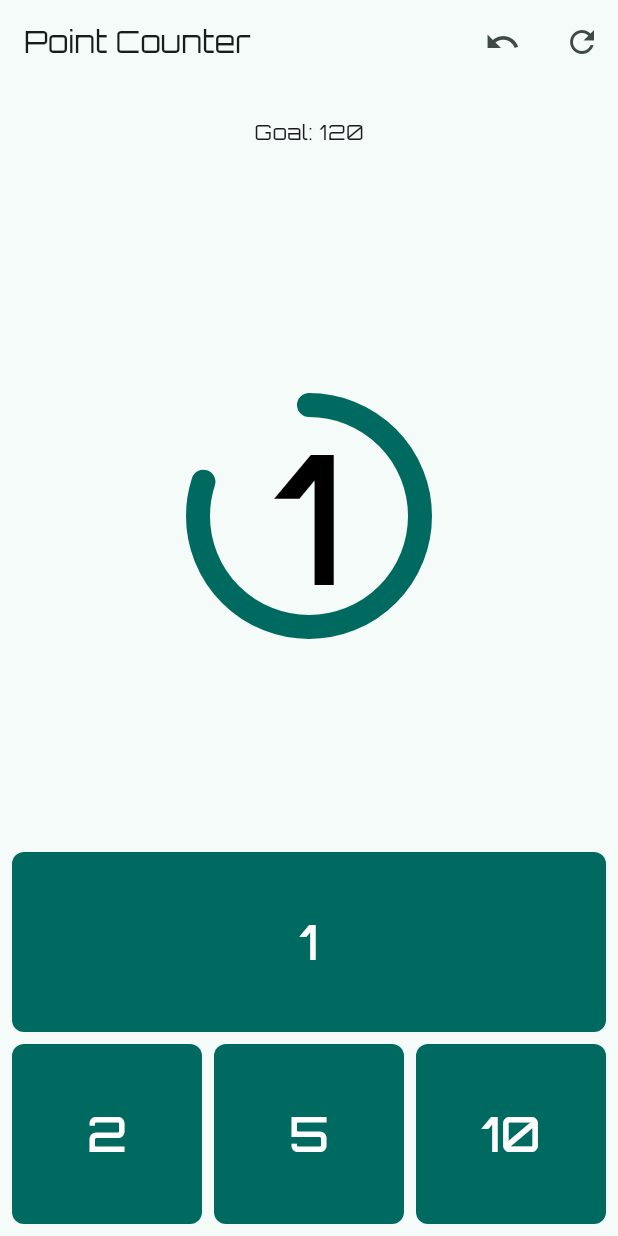
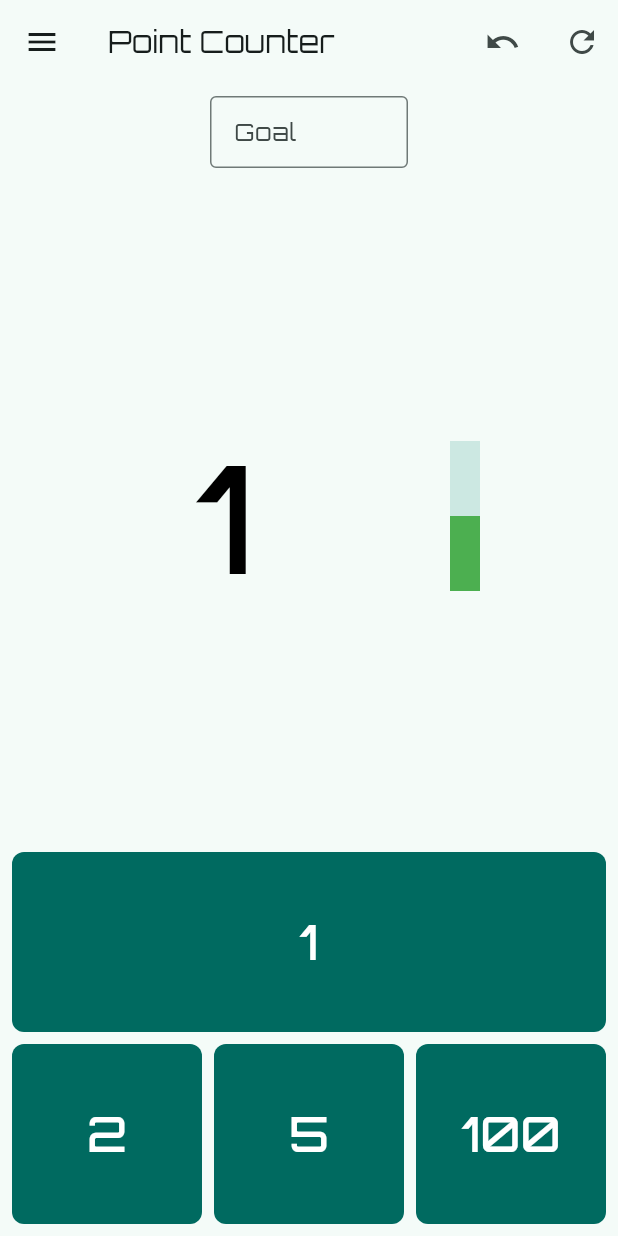
Before and after one commit to Wolgamonox/point-counter, a Flutter app: the screen it shows after launch, after a tap on an icon or button, on a phone screen of 412 x 824 dp. Run offline on Flutter 3.47's test engine with Material 3 defaults, Android fonts, the phone set to English and light mode, and no system bars; our stand-ins replace google_fonts.

Commit message:
continued ui change

```diff
--- a/lib/main.dart
+++ b/lib/main.dart
@@ -1,6 +1,7 @@
 import 'dart:collection';
 
 import 'package:flutter/material.dart';
+import 'package:flutter/services.dart';
 
 import 'package:google_fonts/google_fonts.dart';
 
@@ -57,9 +58,13 @@ class _HomePageState extends State<HomePage>
   }
 
   void _addToCounter(int num) {
+    if (_counter != 999) {
       _updateLastNumbers(_counter);
+    }
+
     setState(() {
       _counter += num;
+      _counter = _counter.clamp(0, 999);
     });
   }
 
@@ -78,10 +83,15 @@ class _HomePageState extends State<HomePage>
     });
   }
 
+
   @override
   Widget build(BuildContext context) {
     return Scaffold(
       appBar: AppBar(
+        leading: IconButton(
+          icon: const Icon(Icons.menu),
+          onPressed: () {},
+        ),
         title: Text(
           widget.title,
           style: const TextStyle(
@@ -105,37 +115,54 @@ class _HomePageState extends State<HomePage>
         child: Column(
           mainAxisAlignment: MainAxisAlignment.start,
           children: <Widget>[
-            const Expanded(
+            Expanded(
               flex: 1,
-              child: Center(child: Text("Goal: 120")),
+              child: Container(
+                alignment: Alignment.centerLeft,
+                padding: const EdgeInsets.all(8.0),
+                width: 148.0,
+                child: const TextField(
+                  keyboardType: TextInputType.number,
+                  decoration: InputDecoration(
+                    labelText: "Goal",
+                    border: OutlineInputBorder(),
+                  ),
+                ),
+              ),
             ),
             Expanded(
               flex: 7,
               child: Center(
+                child: Row(
+                  mainAxisAlignment: MainAxisAlignment.start,
+                  children: [
+                    Container(),
+                    SizedBox(
+                      width: 300.0,
                       child: TextButton(
                         onPressed: () {},
-                  child: Stack(
-                    alignment: Alignment.center,
-                    // decoration: BoxDecoration(color: Colors.brown),
-                    // padding: EdgeInsets.only(bottom: 20.0),
-                    children: [
-                      Text(
+                        child: Text(
                           '$_counter',
                           style: const TextStyle(
-                          fontSize: 120.0,
+                            fontSize: 100.0,
                             color: Colors.black,
                           ),
                         ),
-                      const SizedBox.square(
-                        dimension: 148.0,
-                        child: CircularProgressIndicator(
-                          strokeWidth: 16.0,
-                          value: 0.80,
-                          strokeCap: StrokeCap.round,
+                      ),
+                    ),
+                    Container(
+                      alignment: Alignment.centerRight,
+                      height: 100.0,
+                      child: const RotatedBox(
+                        quarterTurns: -1,
+                        child: LinearProgressIndicator(
+                          color: Colors.green,
+                          value: 0.5,
+                          minHeight: 20,
+                        ),
                       ),
                     ),
                   ],
-                  ),
                 ),
               ),
             ),
@@ -166,7 +193,7 @@ class _HomePageState extends State<HomePage>
                     const SizedBox(width: 8.0),
                     SimpleAddButton(number: 5, addFunc: _addToCounter),
                     const SizedBox(width: 8.0),
-                    SimpleAddButton(number: 10, addFunc: _addToCounter),
+                    SimpleAddButton(number: 100, addFunc: _addToCounter),
                   ],
                 ),
               ),
```
Lines whose indentation alone changed are shown as unchanged.
